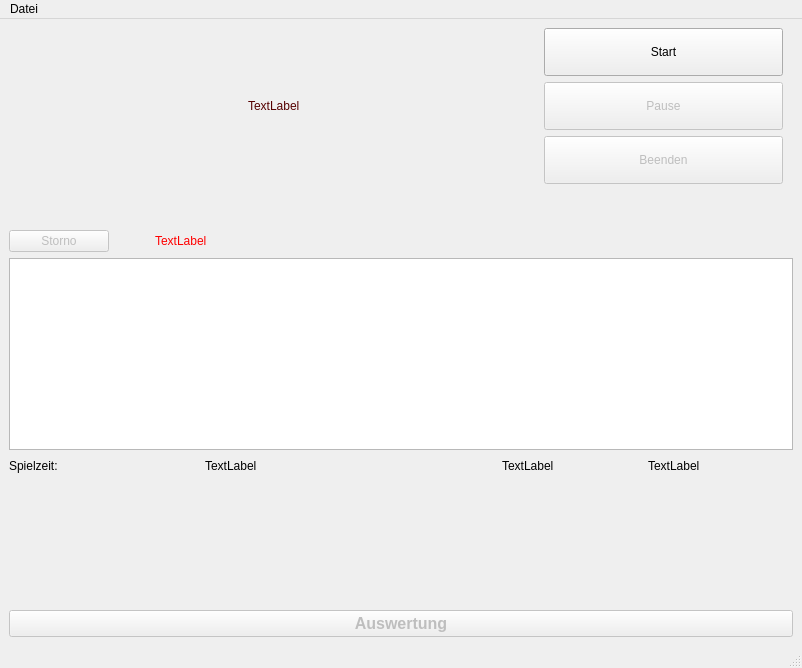
Qt form spiel/mainwindow.ui (hbend63/spielknecht) before a commit.
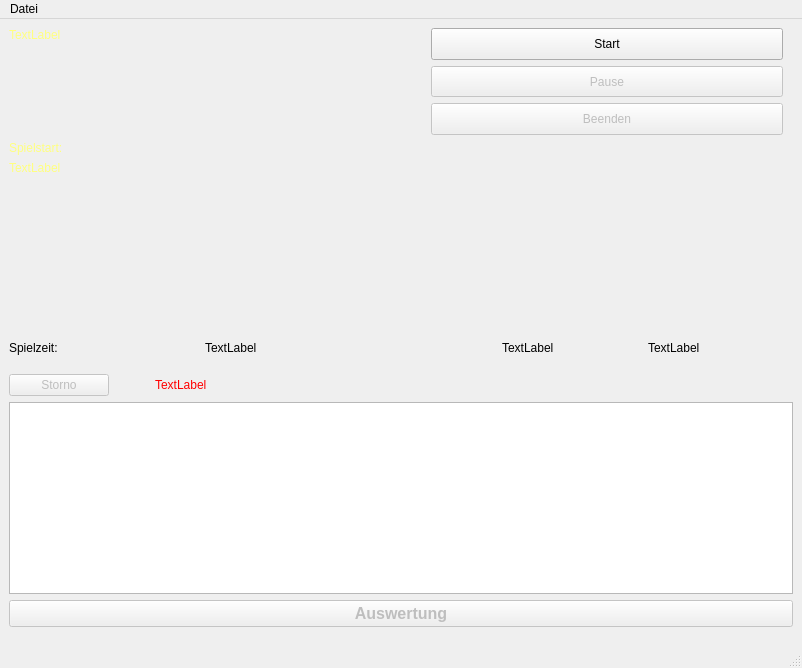
The same form after that commit. Icons and pictures are not drawn.

The edit to the form file:
```diff
--- a/spiel/mainwindow.ui
+++ b/spiel/mainwindow.ui
@@ -36,14 +36,11 @@
 }</string>
   </property>
   <widget class="QWidget" name="centralwidget">
-   <layout class="QHBoxLayout" name="horizontalLayout_6">
+   <layout class="QVBoxLayout" name="verticalLayout_7">
     <item>
      <layout class="QVBoxLayout" name="verticalLayout_3">
-      <property name="rightMargin">
-       <number>0</number>
-      </property>
       <property name="bottomMargin">
-       <number>0</number>
+       <number>10</number>
       </property>
       <item>
        <layout class="QHBoxLayout" name="horizontalLayout_4">
@@ -54,23 +51,15 @@
          <layout class="QVBoxLayout" name="verticalLayout_2"/>
         </item>
         <item>
-         <spacer name="horizontalSpacer_4">
-          <property name="orientation">
-           <enum>Qt::Horizontal</enum>
+         <layout class="QVBoxLayout" name="verticalLayout_6">
+          <property name="rightMargin">
+           <number>10</number>
           </property>
-          <property name="sizeHint" stdset="0">
-           <size>
-            <width>40</width>
-            <height>20</height>
-           </size>
-          </property>
-         </spacer>
-        </item>
         <item>
          <widget class="QLabel" name="lbClock">
           <property name="styleSheet">
-           <string notr="true">font: 48pt &quot;Segoe UI&quot;;
-color:rgb(85, 0, 0);</string>
+             <string notr="true">font: 18pt &quot;Segoe UI&quot;;
+color:rgb(255, 255, 127);</string>
           </property>
           <property name="text">
            <string>TextLabel</string>
@@ -78,20 +67,57 @@
          </widget>
         </item>
         <item>
-         <spacer name="horizontalSpacer_3">
+           <spacer name="verticalSpacer_5">
           <property name="orientation">
-           <enum>Qt::Horizontal</enum>
+             <enum>Qt::Vertical</enum>
           </property>
           <property name="sizeHint" stdset="0">
            <size>
-            <width>40</width>
-            <height>20</height>
+              <width>20</width>
+              <height>40</height>
            </size>
           </property>
          </spacer>
+          </item>
+          <item>
+           <widget class="QLabel" name="label_2">
+            <property name="styleSheet">
+             <string notr="true">font: 18pt &quot;Segoe UI&quot;;
+color:rgb(255, 255, 127);</string>
+            </property>
+            <property name="text">
+             <string>Spielstart:</string>
+            </property>
+           </widget>
+          </item>
+          <item>
+           <widget class="QLabel" name="lbGameTime">
+            <property name="styleSheet">
+             <string notr="true">font: 18pt &quot;Segoe UI&quot;;
+color:rgb(255, 255, 127);</string>
+            </property>
+            <property name="text">
+             <string>TextLabel</string>
+            </property>
+           </widget>
+          </item>
+         </layout>
         </item>
         <item>
          <layout class="QHBoxLayout" name="horizontalLayout_5">
+          <item>
+           <spacer name="horizontalSpacer_4">
+            <property name="orientation">
+             <enum>Qt::Horizontal</enum>
+            </property>
+            <property name="sizeHint" stdset="0">
+             <size>
+              <width>40</width>
+              <height>20</height>
+             </size>
+            </property>
+           </spacer>
+          </item>
           <item>
            <layout class="QVBoxLayout" name="verticalLayout">
             <item>
@@ -142,12 +168,38 @@
               </property>
              </widget>
             </item>
+            <item>
+             <spacer name="verticalSpacer_2">
+              <property name="orientation">
+               <enum>Qt::Vertical</enum>
+              </property>
+              <property name="sizeHint" stdset="0">
+               <size>
+                <width>20</width>
+                <height>40</height>
+               </size>
+              </property>
+             </spacer>
+            </item>
            </layout>
           </item>
          </layout>
         </item>
        </layout>
       </item>
+      <item>
+       <spacer name="verticalSpacer_4">
+        <property name="orientation">
+         <enum>Qt::Vertical</enum>
+        </property>
+        <property name="sizeHint" stdset="0">
+         <size>
+          <width>20</width>
+          <height>40</height>
+         </size>
+        </property>
+       </spacer>
+      </item>
       <item>
        <spacer name="verticalSpacer">
         <property name="orientation">
@@ -159,76 +211,11 @@
         <property name="sizeHint" stdset="0">
          <size>
           <width>20</width>
-          <height>40</height>
+          <height>10</height>
          </size>
         </property>
        </spacer>
       </item>
-      <item>
-       <layout class="QHBoxLayout" name="horizontalLayout">
-        <item>
-         <widget class="QPushButton" name="btnStorno">
-          <property name="enabled">
-           <bool>false</bool>
-          </property>
-          <property name="sizePolicy">
-           <sizepolicy hsizetype="Minimum" vsizetype="Fixed">
-            <horstretch>0</horstretch>
-            <verstretch>0</verstretch>
-           </sizepolicy>
-          </property>
-          <property name="maximumSize">
-           <size>
-            <width>100</width>
-            <height>16777215</height>
-           </size>
-          </property>
-          <property name="text">
-           <string>Storno</string>
-          </property>
-         </widget>
-        </item>
-        <item>
-         <spacer name="horizontalSpacer">
-          <property name="orientation">
-           <enum>Qt::Horizontal</enum>
-          </property>
-          <property name="sizeType">
-           <enum>QSizePolicy::Fixed</enum>
-          </property>
-          <property name="sizeHint" stdset="0">
-           <size>
-            <width>40</width>
-            <height>20</height>
-           </size>
-          </property>
-         </spacer>
-        </item>
-        <item>
-         <widget class="QLabel" name="lbStorno">
-          <property name="text">
-           <string>TextLabel</string>
-          </property>
-         </widget>
-        </item>
-       </layout>
-      </item>
-      <item>
-       <layout class="QVBoxLayout" name="verticalLayout_4">
-        <item>
-         <widget class="QTextEdit" name="txtLog">
-          <property name="styleSheet">
-           <string notr="true">font: 12pt &quot;Segoe UI&quot;;</string>
-          </property>
-         </widget>
-        </item>
-       </layout>
-      </item>
-      <item>
-       <layout class="QHBoxLayout" name="horizontalLayout_7">
-        <property name="bottomMargin">
-         <number>0</number>
-        </property>
         <item>
          <layout class="QHBoxLayout" name="horizontalLayout_3">
           <item>
@@ -239,6 +226,9 @@
               <height>16777215</height>
              </size>
             </property>
+          <property name="autoFillBackground">
+           <bool>true</bool>
+          </property>
             <property name="text">
              <string>Spielzeit:</string>
             </property>
@@ -262,6 +252,9 @@
           </item>
           <item>
            <widget class="QLabel" name="lbRemain">
+          <property name="autoFillBackground">
+           <bool>true</bool>
+          </property>
             <property name="text">
              <string>TextLabel</string>
             </property>
@@ -277,6 +270,9 @@
                 <height>16777215</height>
                </size>
               </property>
+            <property name="autoFillBackground">
+             <bool>true</bool>
+            </property>
               <property name="styleSheet">
                <string notr="true">QLabel@lbUIDDesc{font: 700 18pt &quot;Segoe UI&quot;;}
 
@@ -305,6 +301,9 @@
             </item>
             <item>
              <widget class="QLabel" name="lbUID">
+            <property name="autoFillBackground">
+             <bool>true</bool>
+            </property>
               <property name="text">
                <string>TextLabel</string>
               </property>
@@ -313,24 +312,88 @@
            </layout>
           </item>
          </layout>
+      </item>
+      <item>
+       <spacer name="verticalSpacer_3">
+        <property name="orientation">
+         <enum>Qt::Vertical</enum>
+        </property>
+        <property name="sizeType">
+         <enum>QSizePolicy::Fixed</enum>
+        </property>
+        <property name="sizeHint" stdset="0">
+         <size>
+          <width>20</width>
+          <height>10</height>
+         </size>
+        </property>
+       </spacer>
+      </item>
+      <item>
+       <layout class="QHBoxLayout" name="horizontalLayout">
+        <item>
+         <widget class="QPushButton" name="btnStorno">
+          <property name="enabled">
+           <bool>false</bool>
+          </property>
+          <property name="sizePolicy">
+           <sizepolicy hsizetype="Minimum" vsizetype="Fixed">
+            <horstretch>0</horstretch>
+            <verstretch>0</verstretch>
+           </sizepolicy>
+          </property>
+          <property name="maximumSize">
+           <size>
+            <width>100</width>
+            <height>16777215</height>
+           </size>
+          </property>
+          <property name="text">
+           <string>Storno</string>
+          </property>
+         </widget>
+        </item>
+        <item>
+         <spacer name="horizontalSpacer">
+          <property name="orientation">
+           <enum>Qt::Horizontal</enum>
+          </property>
+          <property name="sizeType">
+           <enum>QSizePolicy::Fixed</enum>
+          </property>
+          <property name="sizeHint" stdset="0">
+           <size>
+            <width>40</width>
+            <height>20</height>
+           </size>
+          </property>
+         </spacer>
+        </item>
+        <item>
+         <widget class="QLabel" name="lbStorno">
+          <property name="autoFillBackground">
+           <bool>true</bool>
+          </property>
+          <property name="text">
+           <string>TextLabel</string>
+          </property>
+         </widget>
+        </item>
+       </layout>
+      </item>
+      <item>
+       <layout class="QVBoxLayout" name="verticalLayout_4">
+        <item>
+         <widget class="QTextEdit" name="txtLog">
+          <property name="styleSheet">
+           <string notr="true">font: 12pt &quot;Segoe UI&quot;;</string>
+          </property>
+         </widget>
         </item>
        </layout>
       </item>
       <item>
        <layout class="QVBoxLayout" name="verticalLayout_5">
-        <item>
-         <spacer name="verticalSpacer_2">
-          <property name="orientation">
-           <enum>Qt::Vertical</enum>
-          </property>
-          <property name="sizeHint" stdset="0">
-           <size>
-            <width>20</width>
-            <height>40</height>
-           </size>
-          </property>
-         </spacer>
-        </item>
         <item>
          <widget class="QPushButton" name="btnAuswertung">
           <property name="enabled">
```
Left out of the diff: 2 changed lines with no effect on the pictures. Lines whose indentation alone changed are shown as unchanged.
